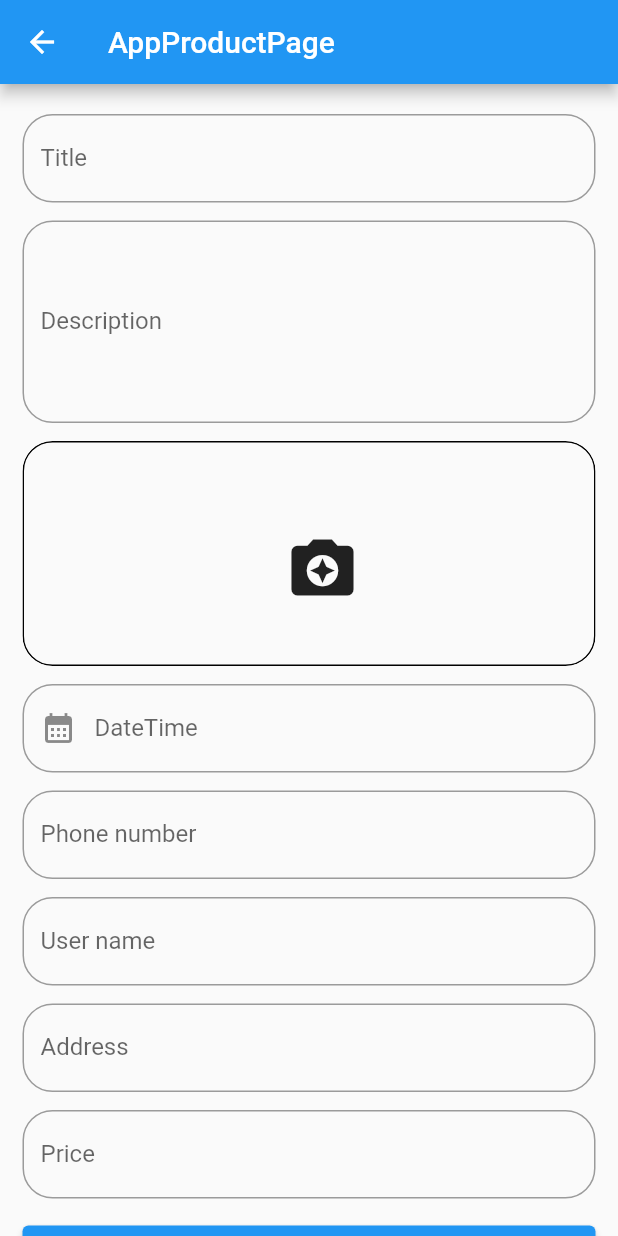
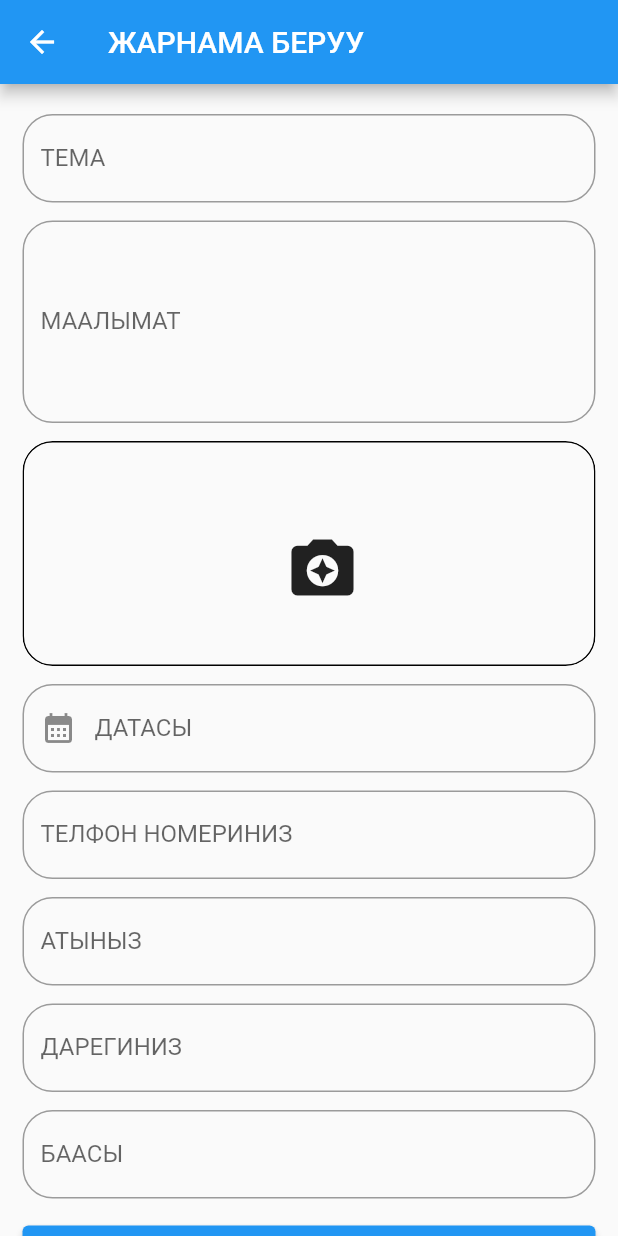
Before and after one commit to kgleader/reklama_app, a Flutter app: the HomePage screen opened directly, after a tap on the "add" icon, on a phone screen of 412 x 824 dp. Run offline on Flutter 3.47's test engine with Material 2 defaults, Android fonts, the phone set to English and light mode, and no system bars; our stand-ins replace cloud_firestore, firebase_core, firebase_storage, image_picker; accounts and stored records are empty.

Commit message:
firestore connection & main page

```diff
--- a/lib/add_product/page/add_product_page.dart
+++ b/lib/add_product/page/add_product_page.dart
@@ -1,12 +1,14 @@
-import 'dart:io';
-
 import 'package:flutter/material.dart';
 import 'package:image_picker/image_picker.dart';
 import 'package:intl/intl.dart';
+import 'package:reklama_app/add_product/services/date_time_service.dart';
+import 'package:reklama_app/add_product/services/loading_service.dart';
+import 'package:reklama_app/add_product/services/storage_service.dart';
+import 'package:reklama_app/model/product_model.dart';
+import 'package:reklama_app/components/custom_text_field.dart';
 
-import '../../components/custom_text_field.dart';
-import '../services/date_time_service.dart';
-import '../services/image_picker_service.dart';
+import '../../home/page/image_container.dart';
+import '../services/store_service.dart';
 
 // ignore: must_be_immutable
 class AddProductPage extends StatelessWidget {
@@ -24,19 +26,19 @@ class AddProductPage extends StatelessWidget {
   @override
   Widget build(BuildContext context) {
     return Scaffold(
-      appBar: AppBar(title: const Text('AppProductPage')),
+      appBar: AppBar(title: const Text('ЖАРНАМА БЕРУУ')),
       body: ListView(
         padding: const EdgeInsets.fromLTRB(15, 20, 15, 20),
         children: [
           CustomTextField(
             controller: _title,
-            hintText: 'Title',
+            hintText: 'ТЕМА',
           ),
           const SizedBox(height: 12),
           CustomTextField(
             maxLines: 5,
             controller: _descr,
-            hintText: 'Description',
+            hintText: 'МААЛЫМАТ',
           ),
           const SizedBox(height: 12),
           ImageContainer(
@@ -47,7 +49,7 @@ class AddProductPage extends StatelessWidget {
           const SizedBox(height: 12),
           CustomTextField(
             controller: _date,
-            hintText: 'DateTime',
+            hintText: 'ДАТАСЫ',
             focusNode: FocusNode(),
             prefixIcon: const Icon(Icons.calendar_month),
             onTap: () async {
@@ -60,168 +62,47 @@ class AddProductPage extends StatelessWidget {
           const SizedBox(height: 12),
           CustomTextField(
             controller: _phn,
-            hintText: 'Phone number',
+            hintText: 'ТЕЛФОН НОМЕРИНИЗ',
           ),
           const SizedBox(height: 12),
           CustomTextField(
             controller: _userName,
-            hintText: 'User name',
+            hintText: 'АТЫНЫЗ',
           ),
           const SizedBox(height: 12),
           CustomTextField(
             controller: _address,
-            hintText: 'Address',
+            hintText: 'ДАРЕГИНИЗ',
           ),
           const SizedBox(height: 12),
           CustomTextField(
             controller: _price,
-            hintText: 'Price',
+            hintText: 'БААСЫ',
           ),
           const SizedBox(height: 12),
           ElevatedButton.icon(
-            onPressed: () {},
+            onPressed: () async {
+              LoadingService().showLoading(context);
+              final urls = await StorageService().upLoadImages(images);
+              final product = Product(
+                title: _title.text,
+                description: _descr.text,
+                dateTime: _date.text,
+                phoneNumber: _phn.text,
+                userName: _userName.text,
+                address: _address.text,
+                images: urls,
+                price: _price.text,
+              );
+              await StoreService().saveProduct(product);
+              // ignore: use_build_context_synchronously
+              Navigator.popUntil(context, (route) => route.isFirst);
+            },
             icon: const Icon(Icons.publish),
-            label: const Text('Add to FireStore'),
+            label: const Text('ТАПШЫР'),
           ),
         ],
       ),
     );
   }
 }
-
-// ignore: must_be_immutable
-class ImageContainer extends StatefulWidget {
-  ImageContainer({
-    Key? key,
-    required this.images,
-    required this.onPicked,
-    required this.delete,
-  }) : super(key: key);
-
-  List<XFile> images;
-  final void Function(List<XFile> images) onPicked;
-  final void Function(XFile) delete;
-
-  @override
-  State<ImageContainer> createState() => _ImageContainerState();
-}
-
-class _ImageContainerState extends State<ImageContainer> {
-  final service = ImagePickerService();
-
-  @override
-  Widget build(BuildContext context) {
-    return ClipRRect(
-      borderRadius: BorderRadius.circular(20),
-      child: Container(
-        width: double.infinity,
-        decoration: BoxDecoration(
-          border: Border.all(),
-          borderRadius: BorderRadius.circular(20),
-        ),
-        child: widget.images.isNotEmpty
-            ? SizedBox(
-                height: 300,
-                child: Stack(
-                  children: [
-                    GridView.builder(
-                      gridDelegate:
-                          const SliverGridDelegateWithFixedCrossAxisCount(
-                        crossAxisCount: 3,
-                        mainAxisExtent: 120,
-                      ),
-                      itemCount: widget.images.length,
-                      itemBuilder: (BuildContext context, int index) {
-                        return ImageCard(
-                          widget.images[index],
-                          delete: (xfile) {
-                            widget.images.remove(xfile);
-                            widget.delete(xfile);
-                            setState(() {});
-                          },
-                        );
-                      },
-                    ),
-                    Positioned(
-                      bottom: 8,
-                      right: 8,
-                      child: IconButton(
-                        icon: const Icon(
-                          Icons.camera_enhance,
-                          size: 30,
-                        ),
-                        onPressed: () async {
-                          final value = await service.pickImages();
-                          if (value != null) {
-                            widget.onPicked(value);
-                            widget.images = value;
-                            setState(() {});
-                          }
-                        },
-                      ),
-                    ),
-                  ],
-                ),
-              )
-            : Center(
-                child: Padding(
-                  padding: const EdgeInsets.all(50.0),
-                  child: IconButton(
-                    icon: const Icon(
-                      Icons.camera_enhance,
-                      size: 50,
-                    ),
-                    onPressed: () async {
-                      final value = await service.pickImages();
-                      if (value != null) {
-                        widget.onPicked(value);
-                        widget.images = value;
-                        setState(() {});
-                      }
-                    },
-                  ),
-                ),
-              ),
-      ),
-    );
-  }
-}
-
-class ImageCard extends StatelessWidget {
-  const ImageCard(
-    this.file, {
-    Key? key,
-    required this.delete,
-  }) : super(key: key);
-  final XFile file;
-  final void Function(XFile) delete;
-
-  @override
-  Widget build(BuildContext context) {
-    return SizedBox(
-      height: 120,
-      width: double.infinity,
-      child: Stack(
-        children: [
-          Image.file(
-            File(file.path),
-            height: 120,
-            width: double.infinity,
-            fit: BoxFit.cover,
-          ),
-          Positioned(
-            top: 4,
-            right: 4,
-            child: InkWell(
-              onTap: () => delete(file),
-              child: const Icon(
-                Icons.delete,
-                color: Colors.red,
-              ),
-            ),
-          ),
-        ],
-      ),
-    );
-  }
-}
--- /dev/null
+++ b/lib/add_product/services/store_service.dart
@@ -0,0 +1,10 @@
+import 'package:cloud_firestore/cloud_firestore.dart';
+import 'package:reklama_app/model/product_model.dart';
+
+class StoreService {
+  final db = FirebaseFirestore.instance;
+
+  Future<void> saveProduct(Product product) async {
+    await db.collection("products").add(product.toMap());
+  }
+}
--- a/lib/home/page/home_page.dart
+++ b/lib/home/page/home_page.dart
@@ -1,14 +1,75 @@
+import 'package:cloud_firestore/cloud_firestore.dart';
+import 'package:flutter/cupertino.dart';
 import 'package:flutter/material.dart';
 import 'package:reklama_app/add_product/page/add_product_page.dart';
+import 'package:reklama_app/model/product_model.dart';
 
 class HomePage extends StatelessWidget {
   const HomePage({super.key});
+
+  Stream<QuerySnapshot> readProduct() {
+    final db = FirebaseFirestore.instance;
+    return db.collection('products').snapshots();
+  }
 
   @override
   Widget build(BuildContext context) {
     return Scaffold(
       appBar: AppBar(
-        title: const Text('HomePage'),
+        title: const Text('ЖАРНАМАЛАР', textAlign: TextAlign.center),
+      ),
+      body: StreamBuilder(
+        stream: readProduct(),
+        builder: ((context, snapshot) {
+          if (snapshot.connectionState == ConnectionState.waiting) {
+            return const Center(child: CupertinoActivityIndicator());
+          } else if (snapshot.hasError) {
+            return Center(child: Text(snapshot.error!.toString()));
+          } else if (snapshot.hasData) {
+            final List<Product> products = snapshot.data!.docs
+                .map((d) => Product.fromMap(d.data() as Map<String, dynamic>))
+                .toList();
+            return ListView.builder(
+              itemCount: products.length,
+              itemBuilder: (BuildContext context, int index) {
+                final product = products[index];
+                return Card(
+                    child: Column(
+                  children: [
+                    product.images != null
+                        ? SizedBox(
+                            height: 200,
+                            child: PageView.builder(
+                              itemCount: product.images!.length,
+                              itemBuilder: (context, index) {
+                                final image = product.images![index];
+                                return Image.network(image);
+                              },
+                            ),
+                          )
+                        : const SizedBox(),
+                    const SizedBox(height: 30),
+                    const Divider(
+                      height: 30,
+                      thickness: 2,
+                      color: Colors.blue,
+                      indent: 50,
+                      endIndent: 50,
+                    ),
+                    ListTile(
+                      title: Text(product.userName),
+                      leading: Text(product.title),
+                      subtitle: Text(product.description),
+                      trailing: Text(product.price ?? ''),
+                    )
+                  ],
+                ));
+              },
+            );
+          } else {
+            return const Center(child: Text('Some Error'));
+          }
+        }),
       ),
       floatingActionButton: FloatingActionButton(
         child: const Icon(Icons.add),
--- /dev/null
+++ b/lib/home/page/image_container.dart
@@ -0,0 +1,104 @@
+import 'package:flutter/material.dart';
+import 'package:image_picker/image_picker.dart';
+
+import '../../add_product/services/image_picker_service.dart';
+import 'image_card.dart';
+
+// ignore: must_be_immutable
+class ImageContainer extends StatefulWidget {
+  ImageContainer({
+    Key? key,
+    required this.images,
+    required this.onPicked,
+    required this.delete,
+  }) : super(key: key);
+
+  List<XFile> images;
+  final void Function(List<XFile> images) onPicked;
+  final void Function(XFile) delete;
+
+  @override
+  State<ImageContainer> createState() => _ImageContainerState();
+}
+
+class _ImageContainerState extends State<ImageContainer> {
+  final service = ImagePickerService();
+
+  @override
+  Widget build(BuildContext context) {
+    return ClipRRect(
+      borderRadius: BorderRadius.circular(20),
+      child: Container(
+        width: double.infinity,
+        decoration: BoxDecoration(
+          border: Border.all(),
+          borderRadius: BorderRadius.circular(20),
+        ),
+        child: widget.images.isNotEmpty
+            ? SizedBox(
+                height: 300,
+                child: Stack(
+                  fit: StackFit.expand,
+                  children: [
+                    GridView.builder(
+                      gridDelegate:
+                          const SliverGridDelegateWithFixedCrossAxisCount(
+                        crossAxisCount: 3,
+                        mainAxisExtent: 120,
+                      ),
+                      itemCount: widget.images.length,
+                      itemBuilder: (BuildContext context, int index) {
+                        return ImageCard(
+                          widget.images[index],
+                          delete: (xfile) {
+                            widget.images.remove(xfile);
+                            widget.delete(xfile);
+                            setState(() {});
+                          },
+                        );
+                      },
+                    ),
+                    Positioned(
+                      bottom: 8,
+                      right: 8,
+                      child: IconButton(
+                        icon: const Icon(
+                          Icons.camera_enhance,
+                          size: 30,
+                        ),
+                        onPressed: () async {
+                          final value = await service.pickImages();
+                          if (value != null) {
+                            widget.onPicked(value);
+                            widget.images = value;
+                            setState(() {});
+                          }
+                        },
+                      ),
+                    ),
+                  ],
+                ),
+              )
+            : Center(
+                child: Padding(
+                  padding: const EdgeInsets.all(50.0),
+                  child: IconButton(
+                    icon: const Icon(
+                      Icons.camera_enhance,
+                      size: 50,
+                    ),
+                    onPressed: () async {
+                      final value = await service.pickImages();
+                      if (value != null) {
+                        widget.onPicked(value);
+                        widget.images = value;
+                        setState(() {});
+                      }
+                    },
+                  ),
+                ),
+              ),
+      ),
+    );
+  }
+}
--- a/lib/model/product_model.dart
+++ b/lib/model/product_model.dart
@@ -37,7 +37,7 @@ class Product {
   factory Product.fromMap(Map<String, dynamic> map) {
     return Product(
       images: map['images'] != null
-          ? List<String>.from((map['images'] as List<String>))
+          ? List<String>.from((map['images'] as List<dynamic>))
           : null,
       title: map['title'] as String,
       description: map['description'] as String,
--- a/pubspec.yaml
+++ b/pubspec.yaml
@@ -17,6 +17,7 @@ dependencies:
   firebase_storage: ^11.0.6
   intl: ^0.17.0
   image_picker: ^0.8.6
+
 
 dev_dependencies:
   flutter_test:
```
Also changed, not shown: lib/add_product/services/loading_service.dart (added, +24 -0 lines), lib/add_product/services/storage_service.dart (added, +30 -0 lines), lib/components/app_colors.dart (added, +10 -0 lines), lib/home/page/image_card.dart (added, +43 -0 lines).
